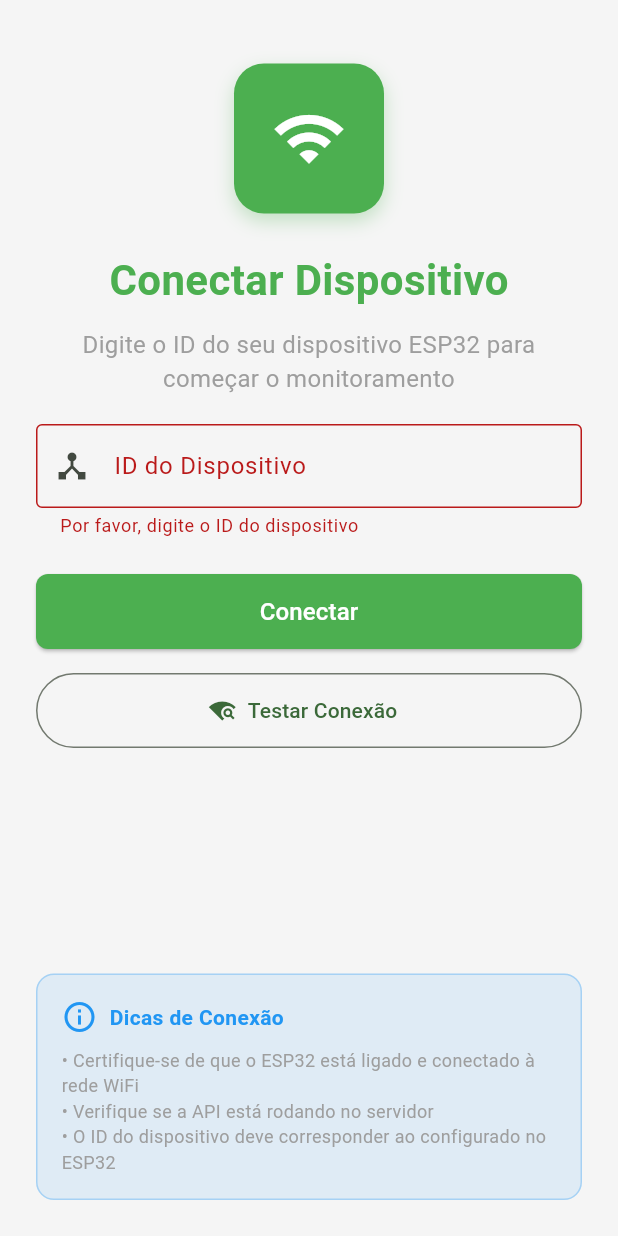
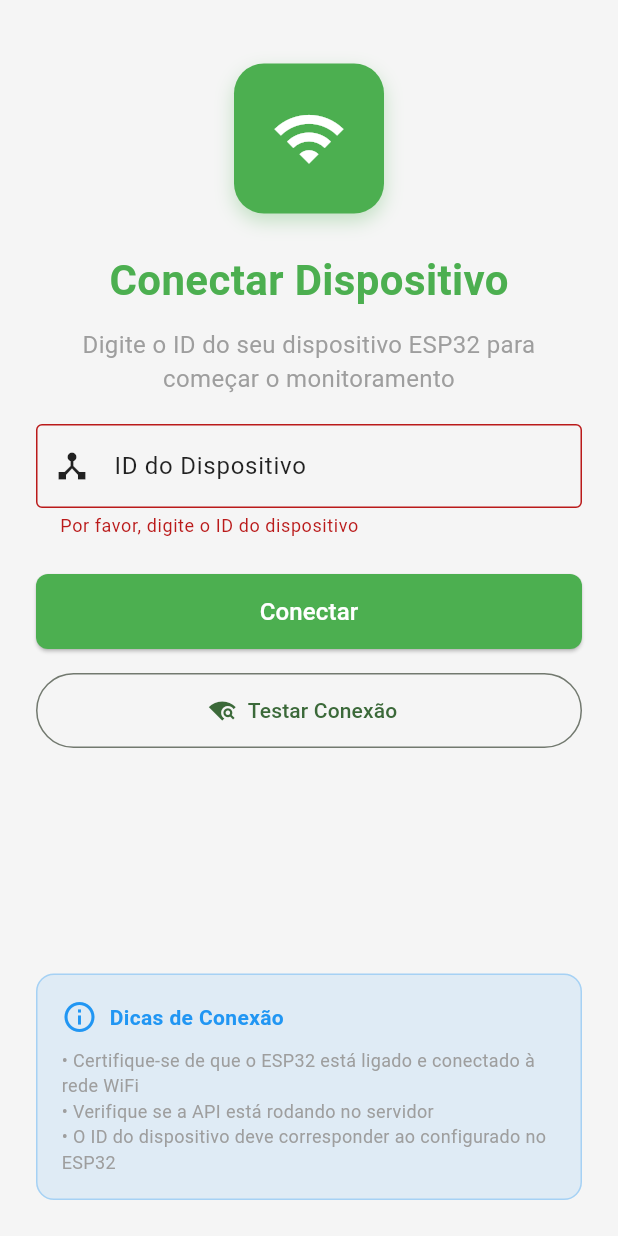
Before and after one commit to PedroDanesvara/app-regador, a Flutter app: the screen it shows after launch, after a tap on "Conectar", on a phone screen of 412 x 824 dp. Run offline on Flutter 3.47's test engine with Material 3 defaults, Android fonts, the light colour scheme and no system bars; our stand-ins replace dio, shared_preferences.

Commit message:
chore: update app

```diff
--- a/lib/screens/device_connection_screen.dart
+++ b/lib/screens/device_connection_screen.dart
@@ -69,6 +69,7 @@ class _DeviceConnectionScreenState extends State<DeviceConnectionScreen> {
   Widget build(BuildContext context) {
     return Scaffold(
       backgroundColor: AppTheme.backgroundColor,
+      resizeToAvoidBottomInset: false,
       body: SafeArea(
         child: Padding(
           padding: const EdgeInsets.all(24.0),
@@ -138,11 +139,20 @@ class _DeviceConnectionScreenState extends State<DeviceConnectionScreen> {
                       // Campo de ID do dispositivo
                       TextFormField(
                         controller: _deviceIdController,
+                        style: const TextStyle(
+                          color: Colors.black,
+                          fontSize: 16,
+                        ),
                         decoration: const InputDecoration(
                           labelText: 'ID do Dispositivo',
                           hintText: 'Ex: ESP32_001',
-                          prefixIcon: Icon(Icons.device_hub),
+                          hintStyle: TextStyle(color: Colors.grey),
+                          labelStyle: TextStyle(color: Colors.black87),
+                          prefixIcon: Icon(Icons.device_hub, color: Colors.black87),
                           border: OutlineInputBorder(),
+                          focusedBorder: OutlineInputBorder(
+                            borderSide: BorderSide(color: AppTheme.primaryColor, width: 2),
+                          ),
                         ),
                         validator: (value) {
                           if (value == null || value.trim().isEmpty) {
--- a/lib/services/api_service.dart
+++ b/lib/services/api_service.dart
@@ -4,7 +4,7 @@ import 'package:projeto_alex_flutter/models/device.dart';
 import 'package:projeto_alex_flutter/models/sensor_data.dart';
 
 class ApiService {
-  static const String baseUrl = 'http://localhost:3000/api';
+  static const String baseUrl = 'https://api-regador.vercel.app/api';
   // Para teste em dispositivo físico, use o IP da sua máquina
   // static const String baseUrl = 'http://192.168.1.100:3000/api';
 
```
